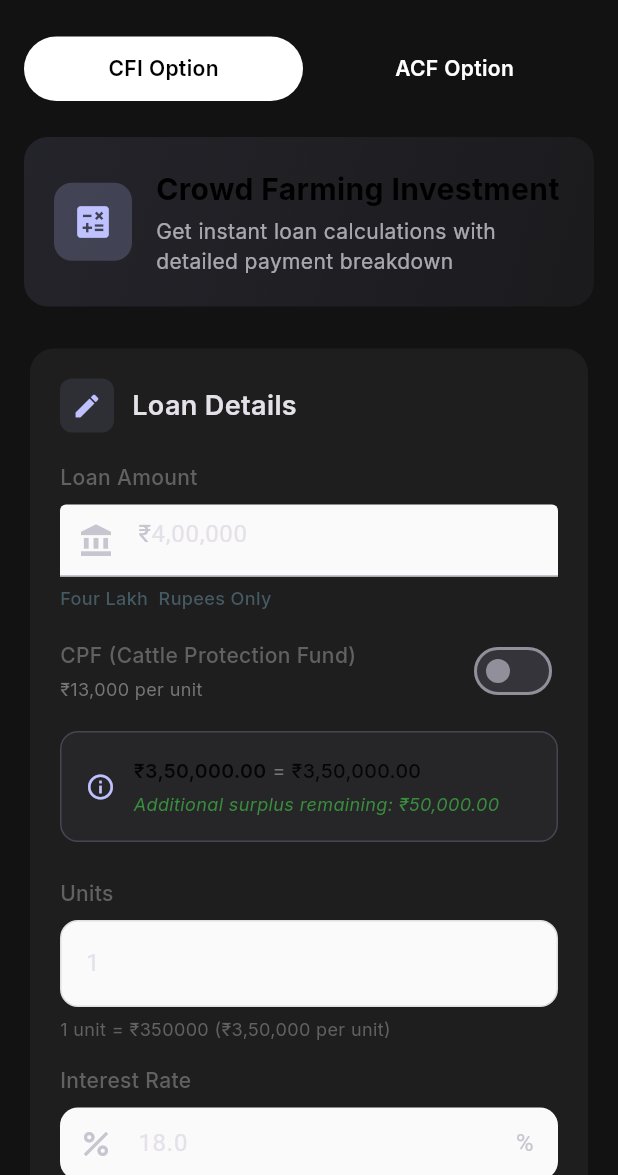
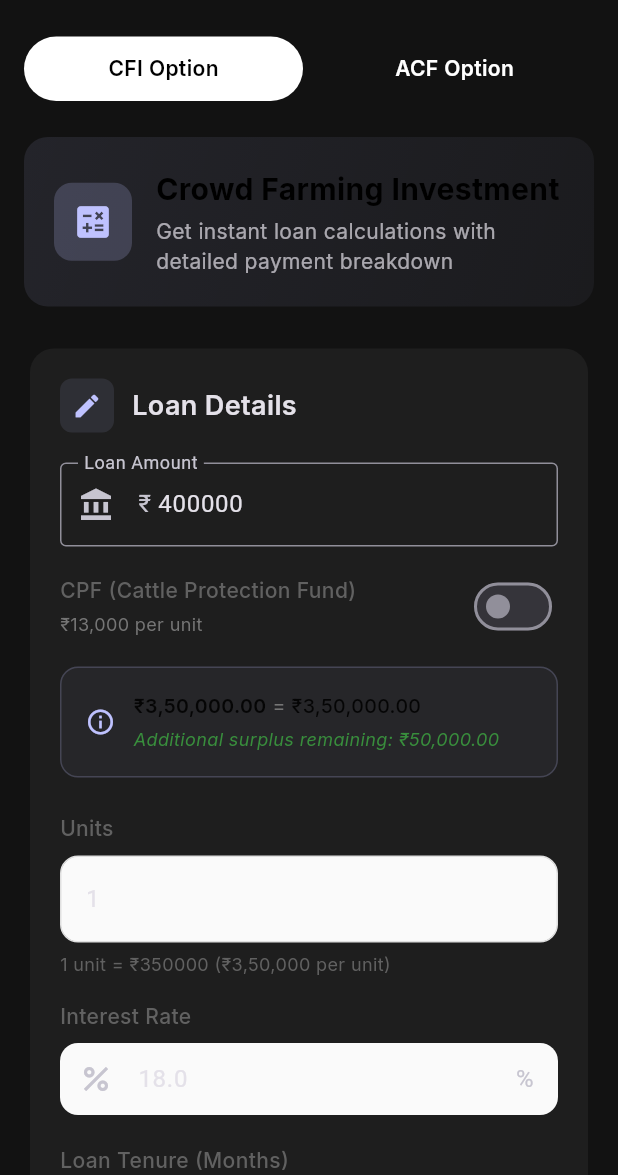
Before and after one commit to gopi-markwave/emi_calculator, a Flutter app: the screen it shows after launch, after a tap on the "dark mode" icon, on a phone screen of 412 x 824 dp, the part 61-1236 px from its top. Run offline on Flutter 3.47's test engine with Material 3 defaults, Android fonts, the phone set to English and light mode, and no system bars; drawn by our look-alikes of flutter_animate; our stand-ins replace confetti, countup, fl_chart, flutter_riverpod, google_fonts, syncfusion_flutter_datagrid and 1 more; missing offline and left inert: file_saver, syncfusion_flutter_core, syncfusion_flutter_pdf, syncfusion_flutter_xlsio.

Commit message:
fixed input issues in loan details in emi screen

```diff
--- a/lib/calculator/providers/emi_provider.dart
+++ b/lib/calculator/providers/emi_provider.dart
@@ -149,6 +149,7 @@ class EmiNotifier extends ChangeNotifier {
 
   void updateUnits(int units) {
     _state = _state.copyWith(units: units);
+    _calculate();
     notifyListeners();
   }
 
--- a/lib/calculator/widgets/input_card_widget.dart
+++ b/lib/calculator/widgets/input_card_widget.dart
@@ -4,21 +4,112 @@ import 'package:flutter_riverpod/flutter_riverpod.dart';
 import 'package:google_fonts/google_fonts.dart';
 import 'package:flutter_animate/flutter_animate.dart';
 import 'package:syncfusion_flutter_sliders/sliders.dart';
+import 'dart:async';
 import '../providers/emi_provider.dart';
 
-class InputCardWidget extends ConsumerWidget {
+class InputCardWidget extends ConsumerStatefulWidget {
   final bool isMobile;
 
   const InputCardWidget({super.key, required this.isMobile});
 
   @override
-  Widget build(BuildContext context, WidgetRef ref) {
+  ConsumerState<InputCardWidget> createState() => _InputCardWidgetState();
+}
+
+class _InputCardWidgetState extends ConsumerState<InputCardWidget> {
+  late TextEditingController _amountController;
+  late TextEditingController _unitsController;
+  final FocusNode _amountFocus = FocusNode();
+  final FocusNode _unitsFocus = FocusNode();
+  Timer? _debounce;
+
+  @override
+  void initState() {
+    super.initState();
+    final notifier = ref.read(emiProvider);
+    _amountController = TextEditingController(
+      text: notifier.amount.toInt().toString(),
+    );
+    _unitsController = TextEditingController(text: notifier.units.toString());
+
+    _amountFocus.addListener(() {
+      if (!_amountFocus.hasFocus) {
+        // When focus is lost, ensure the controller text is formatted correctly
+        // and matches the actual value in the provider.
+        final currentAmount =
+            double.tryParse(_amountController.text.replaceAll(',', '')) ?? 0;
+        if ((currentAmount - ref.read(emiProvider).amount).abs() > 0.1) {
+          _amountController.text = ref
+              .read(emiProvider)
+              .amount
+              .toInt()
+              .toString();
+        }
+      }
+    });
+
+    _unitsFocus.addListener(() {
+      if (!_unitsFocus.hasFocus) {
+        // When focus is lost, ensure the controller text matches the actual value.
+        final currentUnits = int.tryParse(_unitsController.text) ?? 0;
+        if (currentUnits != ref.read(emiProvider).units) {
+          _unitsController.text = ref.read(emiProvider).units.toString();
+        }
+      }
+    });
+  }
+
+  @override
+  void dispose() {
+    _amountController.dispose();
+    _unitsController.dispose();
+    _amountFocus.dispose();
+    _unitsFocus.dispose();
+    _debounce?.cancel();
+    super.dispose();
+  }
+
+  void _onAmountChanged(String value) {
+    if (_debounce?.isActive ?? false) _debounce!.cancel();
+    _debounce = Timer(const Duration(milliseconds: 500), () {
+      final amount = double.tryParse(value.replaceAll(',', '')) ?? 0;
+      ref.read(emiProvider.notifier).updateAmount(amount);
+    });
+  }
+
+  void _onUnitsChanged(String value) {
+    if (_debounce?.isActive ?? false) _debounce!.cancel();
+    _debounce = Timer(const Duration(milliseconds: 300), () {
+      final units = int.tryParse(value) ?? 0;
+      if (units > 0) ref.read(emiProvider.notifier).updateUnits(units);
+    });
+  }
+
+  @override
+  Widget build(BuildContext context) {
     final emiNotifier = ref.watch(emiProvider);
+    final isMobile = widget.isMobile;
     final showValidation = emiNotifier.rate < 2.5 && emiNotifier.rate > 0;
+
+    // Sync external changes (e.g. from Slider)
+    if (!_amountFocus.hasFocus) {
+      final currentAmount =
+          double.tryParse(_amountController.text.replaceAll(',', '')) ?? 0;
+      if ((currentAmount - emiNotifier.amount).abs() > 0.1) {
+        _amountController.text = emiNotifier.amount.toInt().toString();
+      }
+    }
+
+    if (!_unitsFocus.hasFocus) {
+      final currentUnits = int.tryParse(_unitsController.text) ?? 1;
+      if (currentUnits != emiNotifier.units) {
+        _unitsController.text = emiNotifier.units.toString();
+      }
+    }
 
     return Card(
       elevation: 4,
-      shadowColor: Colors.black.withValues(alpha: 0.1),
+      shadowColor: Colors.black.withOpacity(0.1),
       shape: RoundedRectangleBorder(borderRadius: BorderRadius.circular(16)),
       child: Padding(
         padding: EdgeInsets.all(isMobile ? 20 : 24),
@@ -32,7 +123,7 @@ class InputCardWidget extends ConsumerWidget {
                   decoration: BoxDecoration(
                     color: Theme.of(
                       context,
-                    ).colorScheme.primary.withValues(alpha: 0.1),
+                    ).colorScheme.primary.withOpacity(0.1),
                     borderRadius: BorderRadius.circular(8),
                   ),
                   child: Icon(
@@ -54,20 +145,21 @@ class InputCardWidget extends ConsumerWidget {
             const SizedBox(height: 20),
 
             // Loan Amount Field
-            ModernTextField(
-              label: 'Loan Amount',
-              hint: 'e.g. 4,00,000',
-              icon: Icons.account_balance,
-              prefix: '₹',
-              isMobile: isMobile,
-              value: emiNotifier.amount.toInt().toString(),
-              errorText: emiNotifier.hasAmountError
-                  ? emiNotifier.amountErrorMessage
-                  : null,
-              onChanged: (value) {
-                final amount = double.tryParse(value.replaceAll(',', '')) ?? 0;
-                emiNotifier.updateAmount(amount);
-              },
+            TextFormField(
+              controller: _amountController,
+              focusNode: _amountFocus,
+              keyboardType: TextInputType.number,
+              decoration: InputDecoration(
+                labelText: 'Loan Amount',
+                hintText: 'e.g. 4,00,000',
+                prefixText: '₹ ',
+                prefixIcon: const Icon(Icons.account_balance),
+                errorText: emiNotifier.hasAmountError
+                    ? emiNotifier.amountErrorMessage
+                    : null,
+                border: const OutlineInputBorder(),
+              ),
+              onChanged: _onAmountChanged,
             ),
             const SizedBox(height: 16),
             // CPF switch
@@ -111,14 +203,10 @@ class InputCardWidget extends ConsumerWidget {
             Container(
               padding: const EdgeInsets.all(16),
               decoration: BoxDecoration(
-                color: Theme.of(
-                  context,
-                ).colorScheme.primary.withValues(alpha: 0.05),
+                color: Theme.of(context).colorScheme.primary.withOpacity(0.05),
                 borderRadius: BorderRadius.circular(12),
                 border: Border.all(
-                  color: Theme.of(
-                    context,
-                  ).colorScheme.primary.withValues(alpha: 0.2),
+                  color: Theme.of(context).colorScheme.primary.withOpacity(0.2),
                 ),
               ),
               child: Row(
@@ -303,15 +391,9 @@ class InputCardWidget extends ConsumerWidget {
                           hintText: 'Enter units (e.g. 1)',
                           hintStyle: GoogleFonts.inter(fontSize: 14),
                         ),
-                        controller: TextEditingController(
-                          text: emiNotifier.units.toString(),
-                        ),
-                        onChanged: (value) {
-                          final units = int.tryParse(value) ?? 0;
-                          if (units > 0) {
-                            emiNotifier.updateUnits(units);
-                          }
-                        },
+                        controller: _unitsController,
+                        focusNode: _unitsFocus,
+                        onChanged: _onUnitsChanged,
                       ),
                     ),
                     const SizedBox(height: 6),
@@ -524,243 +606,6 @@ class DecimalInputFormatter extends TextInputFormatter {
   }
 }
 
-class ModernTextField extends StatefulWidget {
-  final String label;
-  final String hint;
-  final IconData icon;
-  final String? prefix;
-  final String? suffix;
-  final bool isMobile;
-  final String value;
-  final Function(String) onChanged;
-  final String? errorText;
-
-  const ModernTextField({
-    super.key,
-    required this.label,
-    required this.hint,
-    required this.icon,
-    this.prefix,
-    this.suffix,
-    required this.isMobile,
-    required this.value,
-    required this.onChanged,
-    this.errorText,
-  });
-
-  @override
-  State<ModernTextField> createState() => _ModernTextFieldState();
-}
-
-class _ModernTextFieldState extends State<ModernTextField> {
-  late TextEditingController controller;
-  String amountInWords = "";
-
-  bool _isFormatting = false;
-
-  @override
-  void initState() {
-    super.initState();
-    final cleanValue = widget.value.replaceAll(RegExp(r'[^0-9]'), '');
-    final formattedValue = formatIndianNumber(cleanValue);
-    controller = TextEditingController(text: formattedValue);
-    amountInWords = _getWords(widget.value);
-  }
-
-  @override
-  void didUpdateWidget(covariant ModernTextField oldWidget) {
-    super.didUpdateWidget(oldWidget);
-
-    if (!_isFormatting && oldWidget.value != widget.value) {
-      controller.text = widget.value;
-      controller.selection = TextSelection.collapsed(
-        offset: controller.text.length,
-      );
-
-      amountInWords = _getWords(widget.value);
-    }
-  }
-
-  String _getWords(String text) {
-    final clean = text.replaceAll(",", "");
-    final amount = int.tryParse(clean) ?? 0;
-    return convertNumberToWords(amount);
-  }
-
-  @override
-  Widget build(BuildContext context) {
-    return Column(
-      crossAxisAlignment: CrossAxisAlignment.start,
-      children: [
-        Text(
-          widget.label,
-          style: GoogleFonts.inter(
-            fontSize: 14,
-            fontWeight: FontWeight.w500,
-            color: Colors.grey.shade700,
-          ),
-        ),
-        const SizedBox(height: 8),
-
-        TextField(
-          controller: controller,
-          keyboardType: TextInputType.number,
-          inputFormatters: [FilteringTextInputFormatter.digitsOnly],
-          onChanged: (raw) {
-            if (_isFormatting) return;
-
-            _isFormatting = true;
-
-            final clean = raw.replaceAll(",", "");
-            final formatted = formatIndianNumber(clean);
-
-            controller.value = TextEditingValue(
-              text: formatted,
-              selection: TextSelection.collapsed(offset: formatted.length),
-            );
-
-            widget.onChanged(clean);
-
-            setState(() {
-              amountInWords = _getWords(formatted);
-            });
-
-            Future.delayed(const Duration(milliseconds: 50), () {
-              _isFormatting = false;
-            });
-          },
-          decoration: InputDecoration(
-            prefixText: widget.prefix,
-            suffixText: widget.suffix,
-            filled: true,
-            fillColor: Colors.grey.shade50,
-            hintText: widget.hint,
-            prefixIcon: Icon(widget.icon),
-            errorText: widget.errorText,
-            errorStyle: GoogleFonts.inter(
-              fontSize: 12,
-              color: Colors.red.shade600,
-            ),
-            errorMaxLines: 2,
-          ),
-        ),
-
-        // ⭐ Amount in words under the field
-        if (controller.text.isNotEmpty)
-          Padding(
-            padding: const EdgeInsets.only(top: 6),
-            child: Text(
-              amountInWords,
-              style: GoogleFonts.inter(
-                fontSize: 12,
-                fontWeight: FontWeight.w500,
-                color: Colors.blueGrey.shade700,
-              ),
-            ),
-          ),
-      ],
-    );
-  }
-
-  String formatIndianNumber(String value) {
-    value = value.replaceAll(",", "");
-    if (value.isEmpty) return "";
-
-    final number = int.tryParse(value);
-    if (number == null) return value;
-
-    String result = "";
-    String numStr = number.toString();
-    int count = 0;
-
-    // last 3 digits
-    for (int i = numStr.length - 1; i >= 0; i--) {
-      result = numStr[i] + result;
-      count++;
-
-      if (count == 3 && i != 0) {
-        result = "," + result;
-      } else if (count > 3 && (count - 3) % 2 == 0 && i != 0) {
-        result = "," + result;
-      }
-    }
-
-    return result;
-  }
-
-  String convertNumberToWords(int number) {
-    if (number == 0) return "Zero Rupees Only";
-
-    final units = [
-      "",
-      "One",
-      "Two",
-      "Three",
-      "Four",
-      "Five",
-      "Six",
-      "Seven",
-      "Eight",
-      "Nine",
-      "Ten",
-      "Eleven",
-      "Twelve",
-      "Thirteen",
-      "Fourteen",
-      "Fifteen",
-      "Sixteen",
-      "Seventeen",
-      "Eighteen",
-      "Nineteen",
-    ];
-
-    final tens = [
-      "",
-      "",
-      "Twenty",
-      "Thirty",
-      "Forty",
-      "Fifty",
-      "Sixty",
-      "Seventy",
-      "Eighty",
-      "Ninety",
-    ];
-
-    String twoDigit(int n) {
-      if (n < 20) return units[n];
-      return tens[n ~/ 10] + (n % 10 != 0 ? " " + units[n % 10] : "");
-    }
-
-    String threeDigit(int n) {
-      if (n < 100) return twoDigit(n);
-      return units[n ~/ 100] +
-          " Hundred" +
-          (n % 100 != 0 ? " and ${twoDigit(n % 100)}" : "");
-    }
-
-    String words = "";
-
-    if (number >= 10000000) {
-      words += "${twoDigit(number ~/ 10000000)} Crore ";
-      number %= 10000000;
-    }
-    if (number >= 100000) {
-      words += "${twoDigit(number ~/ 100000)} Lakh ";
-      number %= 100000;
-    }
-    if (number >= 1000) {
-      words += "${twoDigit(number ~/ 1000)} Thousand ";
-      number %= 1000;
-    }
-    if (number > 0) {
-      words += threeDigit(number);
-    }
-
-    return "$words Rupees Only";
-  }
-}
-
 class TenureDropdown extends StatefulWidget {
   final bool isMobile;
   final EmiNotifier emiNotifier;
```
